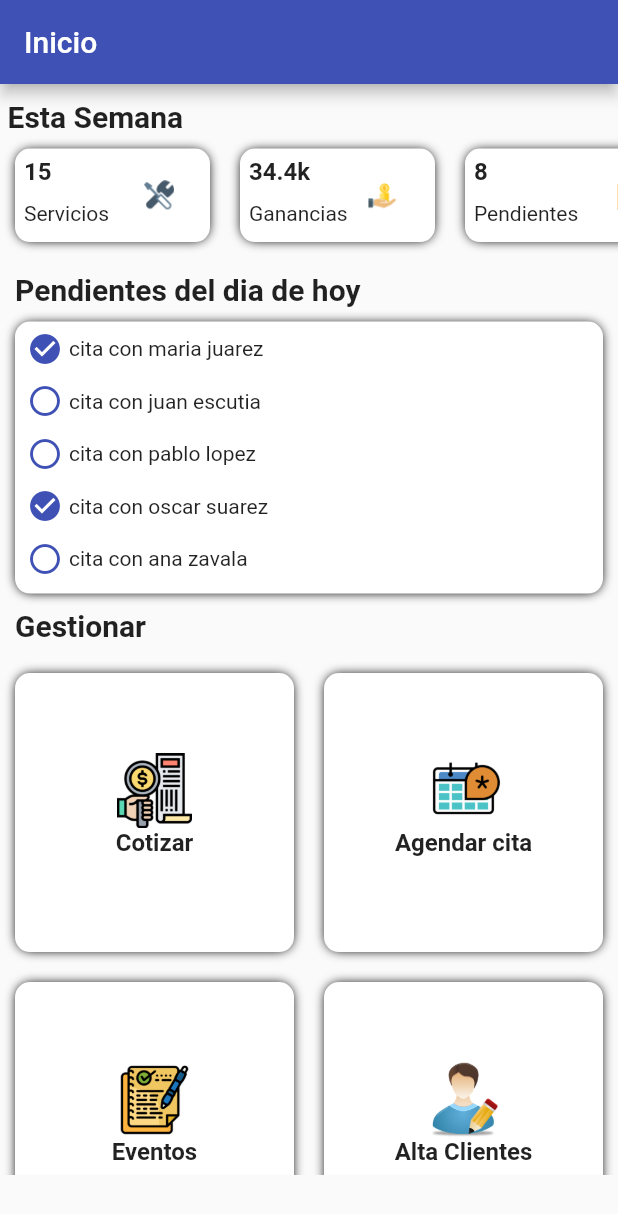
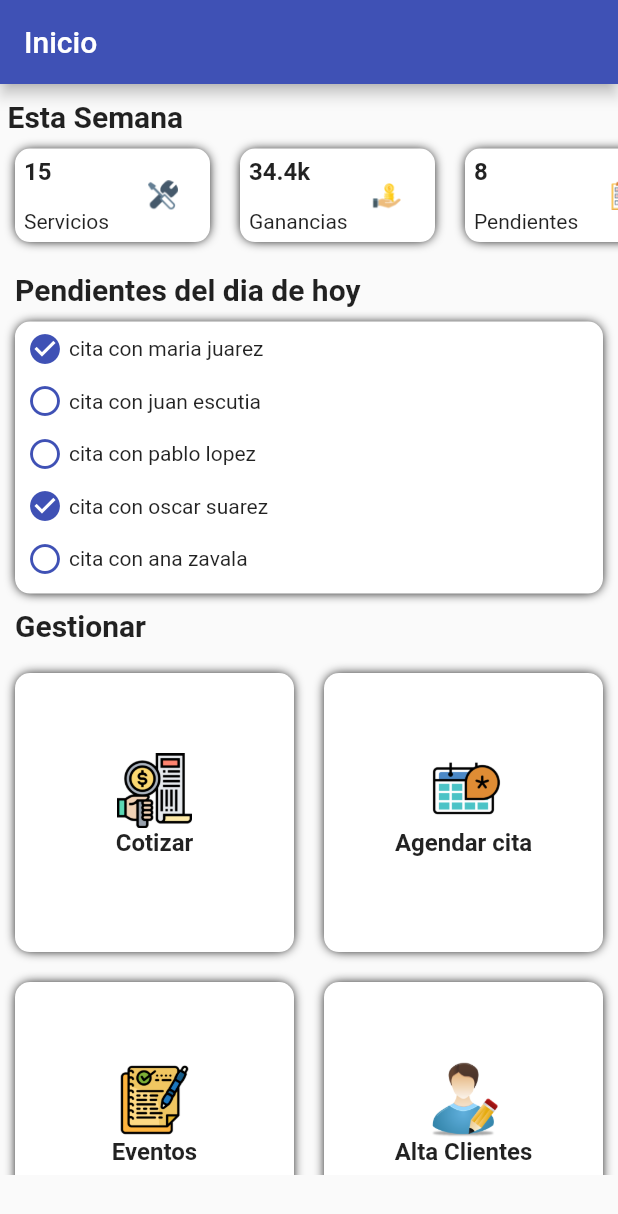
Before and after one commit to zayser99/ServicesManagerApp, a Flutter app: the screen it shows after launch, on a phone screen of 412 x 824 dp. Shown: the top 1214 px of the screen. Run offline on Flutter 3.47's test engine with Material 2 defaults, Android fonts, the phone set to English and light mode, and no system bars.

Commit message:
Se corrigio el desbordamiento del widget minicard y se mejoro su responsibidad

```diff
--- a/lib/widgets/mini_card.dart
+++ b/lib/widgets/mini_card.dart
@@ -13,7 +13,7 @@ class MiniCard extends StatelessWidget {
     return Container(
       padding: const EdgeInsets.all(6),
       width: 130,
-      height: 60,
+      height: double.infinity,
       decoration: BoxDecoration(
         color: Colors.white,
         borderRadius: BorderRadius.circular(10.0),
@@ -32,19 +32,25 @@ class MiniCard extends StatelessWidget {
           Column(
             crossAxisAlignment: CrossAxisAlignment.start,
             children: [
-              Text('$dato',
+              Expanded(
+                child: Text(
+                  '$dato',
                   textAlign: TextAlign.start,
                   style: const TextStyle(
-                      fontWeight: FontWeight.bold, fontSize: 16)),
-              const SizedBox(height: 10),
-              Text('$title', textAlign: TextAlign.start),
+                      fontWeight: FontWeight.bold, fontSize: 16),
+                  overflow: TextOverflow.ellipsis,
+                ),
+              ),
+              Text('$title',
+                  textAlign: TextAlign.start, overflow: TextOverflow.ellipsis),
             ],
           ),
-          const SizedBox(width: 13),
-          Image(
-            image: AssetImage('$toImage'),
-            width: 20,
-            height: 20,
+          Expanded(
+            child: Image(
+              image: AssetImage('$toImage'),
+              width: 20,
+              height: 20,
+            ),
           ),
         ],
       ),
```
